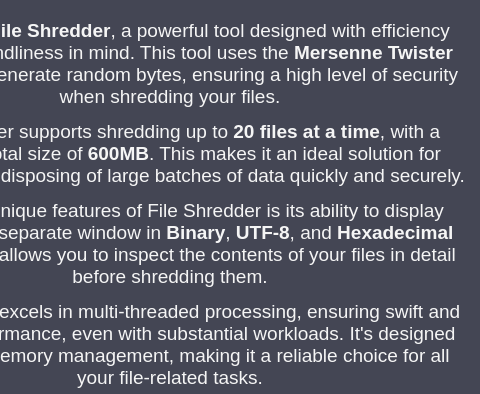
Above: FileShredder/InfoWindow.ui from Shayhha/CryptoShredder before the change; both pictures show x 140 to 620 and y 0 to 394 of the 620 by 520 pixel window. Below: the same form after it.
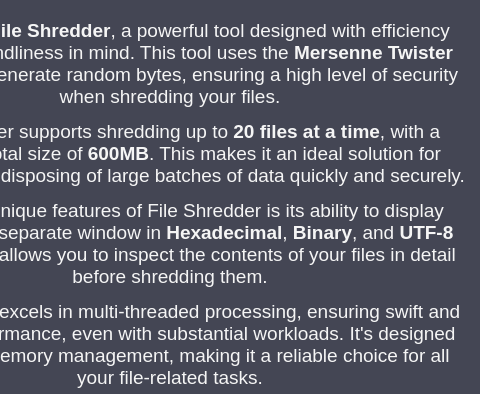
That is the form after the change.

Commit message: New release with added features including File Viewer.

```diff
--- a/FileShredder/InfoWindow.ui
+++ b/FileShredder/InfoWindow.ui
@@ -147,7 +147,7 @@
 &lt;/style&gt;&lt;/head&gt;&lt;body style=&quot; font-family:'Arial'; font-size:14pt; font-weight:400; font-style:normal;&quot;&gt;
 &lt;p align=&quot;center&quot; style=&quot; margin-top:0px; margin-bottom:0px; margin-left:0px; margin-right:0px; -qt-block-indent:0; text-indent:0px;&quot;&gt;&lt;span style=&quot; color:#f5f5f5;&quot;&gt;Introducing &lt;/span&gt;&lt;span style=&quot; font-weight:600; color:#f5f5f5;&quot;&gt;File Shredder&lt;/span&gt;&lt;span style=&quot; color:#f5f5f5;&quot;&gt;, a powerful tool designed with efficiency and user-friendliness in mind. This tool uses the &lt;/span&gt;&lt;span style=&quot; font-weight:600; color:#f5f5f5;&quot;&gt;Mersenne Twister&lt;/span&gt;&lt;span style=&quot; color:#f5f5f5;&quot;&gt; algorithm to generate random bytes, ensuring a high level of security when shredding your files.&lt;/span&gt;&lt;/p&gt;
 &lt;p align=&quot;center&quot; style=&quot; margin-top:12px; margin-bottom:12px; margin-left:0px; margin-right:0px; -qt-block-indent:0; text-indent:0px;&quot;&gt;&lt;span style=&quot; color:#f5f5f5;&quot;&gt;File Shredder supports shredding up to &lt;/span&gt;&lt;span style=&quot; font-weight:600; color:#f5f5f5;&quot;&gt;20 files at a time&lt;/span&gt;&lt;span style=&quot; color:#f5f5f5;&quot;&gt;, with a maximum total size of &lt;/span&gt;&lt;span style=&quot; font-weight:600; color:#f5f5f5;&quot;&gt;600MB&lt;/span&gt;&lt;span style=&quot; color:#f5f5f5;&quot;&gt;. This makes it an ideal solution for managing and disposing of large batches of data quickly and securely.&lt;/span&gt;&lt;/p&gt;
-&lt;p align=&quot;center&quot; style=&quot; margin-top:12px; margin-bottom:12px; margin-left:0px; margin-right:0px; -qt-block-indent:0; text-indent:0px;&quot;&gt;&lt;span style=&quot; color:#f5f5f5;&quot;&gt;One of the unique features of File Shredder is its ability to display each file in a separate window in &lt;/span&gt;&lt;span style=&quot; font-weight:600; color:#f5f5f5;&quot;&gt;Binary&lt;/span&gt;&lt;span style=&quot; color:#f5f5f5;&quot;&gt;, &lt;/span&gt;&lt;span style=&quot; font-weight:600; color:#f5f5f5;&quot;&gt;UTF-8&lt;/span&gt;&lt;span style=&quot; color:#f5f5f5;&quot;&gt;, and &lt;/span&gt;&lt;span style=&quot; font-weight:600; color:#f5f5f5;&quot;&gt;Hexadecimal&lt;/span&gt;&lt;span style=&quot; color:#f5f5f5;&quot;&gt; formats. This allows you to inspect the contents of your files in detail before shredding them.&lt;/span&gt;&lt;/p&gt;
+&lt;p align=&quot;center&quot; style=&quot; margin-top:12px; margin-bottom:12px; margin-left:0px; margin-right:0px; -qt-block-indent:0; text-indent:0px;&quot;&gt;&lt;span style=&quot; color:#f5f5f5;&quot;&gt;One of the unique features of File Shredder is its ability to display each file in a separate window in &lt;/span&gt;&lt;span style=&quot; font-weight:600; color:#f5f5f5;&quot;&gt;Hexadecimal&lt;/span&gt;&lt;span style=&quot; color:#f5f5f5;&quot;&gt;, &lt;/span&gt;&lt;span style=&quot; font-weight:600; color:#f5f5f5;&quot;&gt;Binary&lt;/span&gt;&lt;span style=&quot; color:#f5f5f5;&quot;&gt;, and &lt;/span&gt;&lt;span style=&quot; font-weight:600; color:#f5f5f5;&quot;&gt;UTF-8&lt;/span&gt;&lt;span style=&quot; color:#f5f5f5;&quot;&gt; formats. This allows you to inspect the contents of your files in detail before shredding them.&lt;/span&gt;&lt;/p&gt;
 &lt;p align=&quot;center&quot; style=&quot; margin-top:12px; margin-bottom:12px; margin-left:0px; margin-right:0px; -qt-block-indent:0; text-indent:0px;&quot;&gt;&lt;span style=&quot; color:#f5f5f5;&quot;&gt;File Shredder excels in multi-threaded processing, ensuring swift and efficient performance, even with substantial workloads. It's designed for optimal memory management, making it a reliable choice for all your file-related tasks.&lt;/span&gt;&lt;/p&gt;
 &lt;p align=&quot;center&quot; style=&quot; margin-top:12px; margin-bottom:12px; margin-left:0px; margin-right:0px; -qt-block-indent:0; text-indent:0px;&quot;&gt;&lt;span style=&quot; color:#f5f5f5;&quot;&gt;For any questions or feedback, please visit our &lt;/span&gt;&lt;a href=&quot;https://github.com/Shayhha/FileShredder&quot;&gt;&lt;span style=&quot; text-decoration: underline; color:#0074d9;&quot;&gt;GitHub page&lt;/span&gt;&lt;/a&gt;.&lt;/p&gt;&lt;/body&gt;&lt;/html&gt;</string>
       </property>
```
The commit also changes 20 other files.
